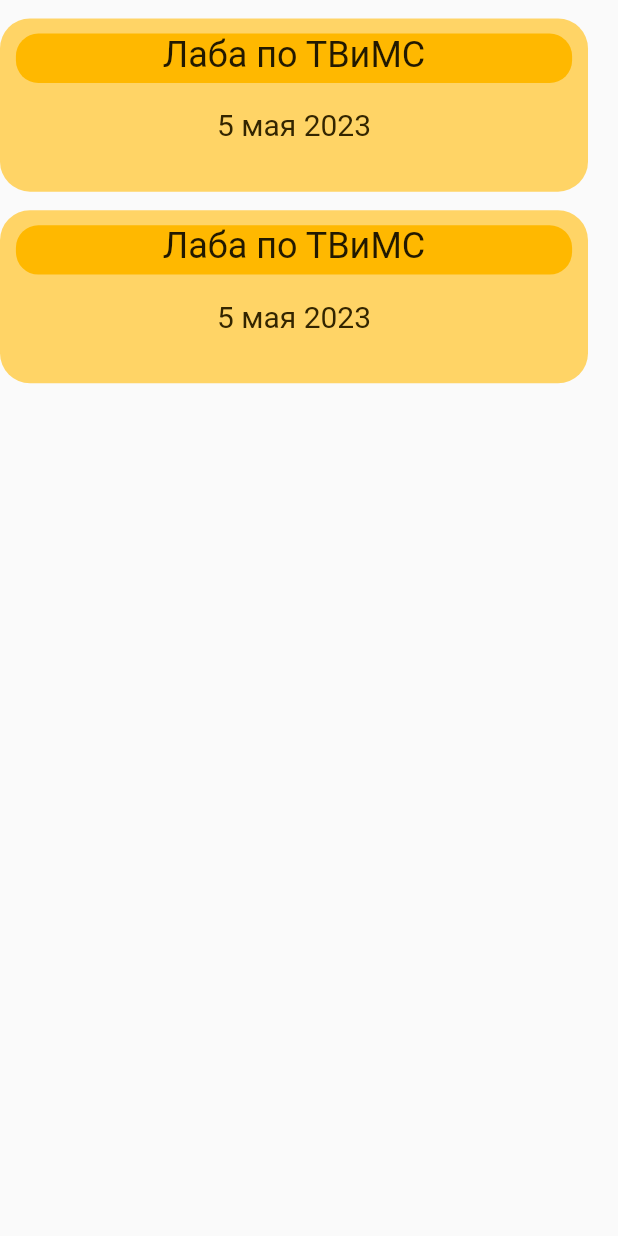
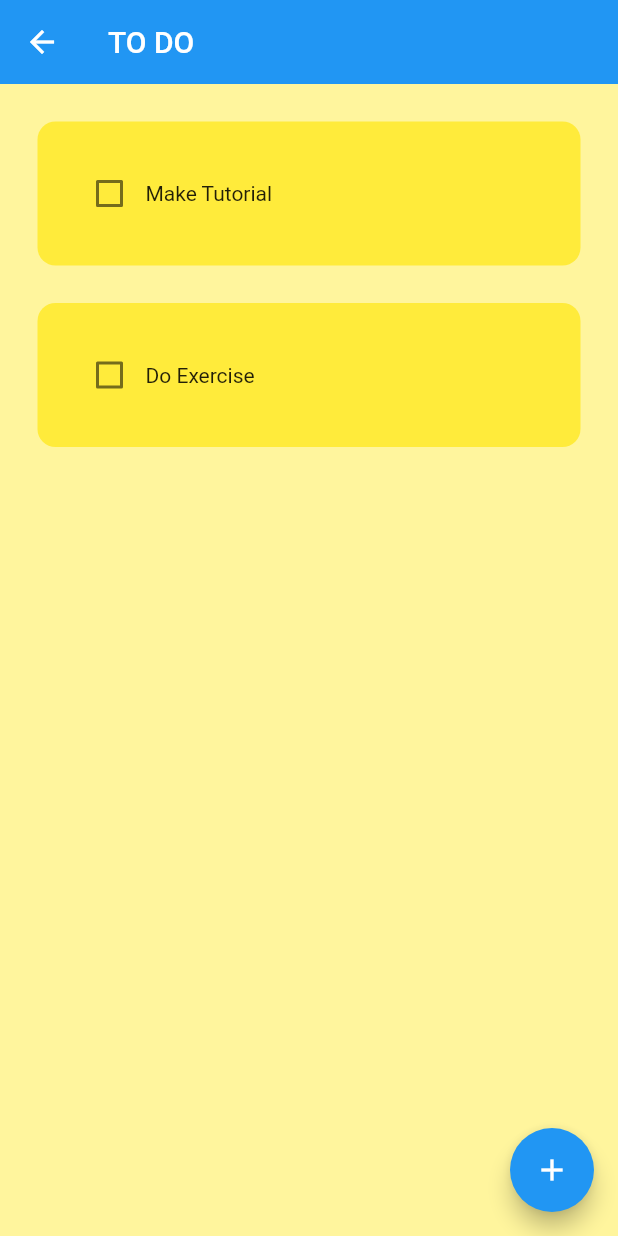
Before and after one commit to Ssstttaaasssiiikk/vkyrse, a Flutter app: the ToDoPattern screen opened directly, on a phone screen of 412 x 824 dp. Run offline on Flutter 3.47's test engine with Material 2 defaults, Android fonts, the phone set to English and light mode, and no system bars; drawn by our look-alikes of flutter_slidable; our stand-ins replace google_nav_bar, hive_flutter, table_calendar; accounts and stored records are empty.

Commit message:
коммит

```diff
--- a/lib/news/news_page.dart
+++ b/lib/news/news_page.dart
@@ -1,19 +1,29 @@
 import 'package:flutter/material.dart';
+import 'package:google_nav_bar/google_nav_bar.dart';
 import 'package:vkyrse/news/patterns/body.dart';
 import '../UI/colors.dart';
+import '../notifications/notifications_page.dart';
 import '../patterns/app_bar.dart';
-import 'package:google_nav_bar/google_nav_bar.dart';
+import '../timetable/time_table.dart';
+import '../todo/todo.dart';
 
-///https://www.youtube.com/watch?v=eIzzQprBrGs
-///реализация переключения страниц
+class NewsPage extends StatefulWidget {
+  const NewsPage({super.key});
+  @override
+  State<NewsPage> createState() => _NewsPage();
+}
 
-class NewsPage extends StatelessWidget {
-  const NewsPage({super.key});
-
+class _NewsPage extends State<NewsPage> {
+  int _index = 0;
+  final List<Widget> _page = [
+    const Body(),
+    const TimeTablePage(),
+    const ToDo(),
+    const Notifications(),
+  ];
   @override
   Widget build(BuildContext context) {
     return MaterialApp(
-      debugShowCheckedModeBanner: false,
       theme: ThemeData(
           scaffoldBackgroundColor: MyColors.myGrey,
           appBarTheme: const AppBarTheme(color: MyColors.myBlack),
@@ -21,25 +31,32 @@
               .textTheme
               .apply(bodyColor: MyColors.myBlack, fontFamily: "Google Sans"),
           visualDensity: VisualDensity.adaptivePlatformDensity),
-      home: const Scaffold(
-        appBar: MyAppBar(
-          pageName: 'Новости',
+      home: Scaffold(
+        appBar: const MyAppBar(
+          pageName: 'Вкурсе',
         ),
-        body: Body(),
+        body: IndexedStack(
+          index: _index,
+          children: _page,
+        ),
         bottomNavigationBar: GNav(
           gap: 8,
           activeColor: MyColors.myGrey,
           color: MyColors.myGrey,
           backgroundColor: MyColors.myBlack,
-          padding: EdgeInsets.all(18),
-          //tabMargin: EdgeInsets.all(1),
-          //tabBackgroundColor: Colors.grey,
-          tabs: [
+          padding: const EdgeInsets.all(18),
+          tabs: const [
             GButton(icon: Icons.home, text: 'новости'),
             GButton(icon: Icons.calendar_month, text: 'расписание'),
             GButton(icon: Icons.list_alt, text: 'задачи'),
             GButton(icon: Icons.notifications, text: 'уведомления')
           ],
+          selectedIndex: _index,
+          onTabChange: (index) {
+            setState(() {
+              _index = index;
+            });
+          },
         ),
       ),
     );
--- /dev/null
+++ b/lib/todo/data/database.dart
@@ -0,0 +1,26 @@
+import 'package:hive_flutter/hive_flutter.dart';
+
+class ToDoDataBase {
+  List toDoList = [];
+
+  // reference our box
+  final _myBox = Hive.box('mybox');
+
+  // run this method if this is the 1st time ever opening this app
+  void createInitialData() {
+    toDoList = [
+      ["Make Tutorial", false],
+      ["Do Exercise", false],
+    ];
+  }
+
+  // load the data from database
+  void loadData() {
+    toDoList = _myBox.get("TODOLIST");
+  }
+
+  // update the database
+  void updateDataBase() {
+    _myBox.put("TODOLIST", toDoList);
+  }
+}
--- a/lib/todo/pattern/todo_pattern.dart
+++ b/lib/todo/pattern/todo_pattern.dart
@@ -1,91 +1,100 @@
 import 'package:flutter/material.dart';
-import 'package:vkyrse/UI/colors.dart';
+import 'package:hive_flutter/hive_flutter.dart';
+import '../data/database.dart';
+import '../util/dialog_box.dart';
+import '../util/todo_tile.dart';
 
-class ToDoPattern extends StatelessWidget {
+class ToDoPattern extends StatefulWidget {
   const ToDoPattern({super.key});
+
+  @override
+  State<ToDoPattern> createState() => _HomePageState();
+}
+
+class _HomePageState extends State<ToDoPattern> {
+  // reference the hive box
+  final _myBox = Hive.box('mybox');
+  ToDoDataBase db = ToDoDataBase();
+
+  @override
+  void initState() {
+    // if this is the 1st time ever openin the app, then create default data
+    if (_myBox.get("TODOLIST") == null) {
+      db.createInitialData();
+    } else {
+      // there already exists data
+      db.loadData();
+    }
+
+    super.initState();
+  }
+
+  // text controller
+  final _controller = TextEditingController();
+
+  // checkbox was tapped
+  void checkBoxChanged(bool? value, int index) {
+    setState(() {
+      db.toDoList[index][1] = !db.toDoList[index][1];
+    });
+    db.updateDataBase();
+  }
+
+  // save new task
+  void saveNewTask() {
+    setState(() {
+      db.toDoList.add([_controller.text, false]);
+      _controller.clear();
+    });
+    Navigator.of(context).pop();
+    db.updateDataBase();
+  }
+
+  // create a new task
+  void createNewTask() {
+    showDialog(
+      context: context,
+      builder: (context) {
+        return DialogBox(
+          controller: _controller,
+          onSave: saveNewTask,
+          onCancel: () => Navigator.of(context).pop(),
+        );
+      },
+    );
+  }
+
+  // delete task
+  void deleteTask(int index) {
+    setState(() {
+      db.toDoList.removeAt(index);
+    });
+    db.updateDataBase();
+  }
+
   @override
   Widget build(BuildContext context) {
-    return Column(children: [
-      SizedBox(height: MediaQuery.of(context).size.width * 0.03),
-      Container(
-          decoration: BoxDecoration(
-              color: MyColors.white, borderRadius: BorderRadius.circular(20)),
-          width: MediaQuery.of(context).size.width - 20,
-          child: Column(
-              mainAxisAlignment: MainAxisAlignment.spaceBetween,
-              children: [
-                const SizedBox(height: 10),
-                Row(
-                  mainAxisAlignment: MainAxisAlignment.center,
-                  children: [
-                    Center(
-                      child: Container(
-                          height: MediaQuery.of(context).size.height * 0.04,
-                          width: MediaQuery.of(context).size.width * 0.9,
-                          decoration: BoxDecoration(
-                              color: MyColors.primaryYellow,
-                              borderRadius: BorderRadius.circular(15)),
-                          child: const Text(
-                            'Лаба по ТВиМС',
-                            style: TextStyle(fontSize: 24),
-                            textAlign: TextAlign.center,
-                          )),
-                    )
-                  ],
-                ),
-                SizedBox(height: MediaQuery.of(context).size.height * 0.02),
-                const Row(
-                    mainAxisAlignment: MainAxisAlignment.center,
-                    children: [
-                      Text(
-                        softWrap: true,
-                        '5 мая 2023',
-                        style: TextStyle(fontSize: 20, color: MyColors.black),
-                      )
-                    ]),
-                SizedBox(height: MediaQuery.of(context).size.height * 0.02),
-                SizedBox(height: MediaQuery.of(context).size.height * 0.02),
-              ])),
-      SizedBox(height: MediaQuery.of(context).size.width * 0.03),
-      Container(
-          decoration: BoxDecoration(
-              color: MyColors.white, borderRadius: BorderRadius.circular(20)),
-          width: MediaQuery.of(context).size.width - 20,
-          child: Column(
-              mainAxisAlignment: MainAxisAlignment.spaceBetween,
-              children: [
-                const SizedBox(height: 10),
-                Row(
-                  mainAxisAlignment: MainAxisAlignment.center,
-                  children: [
-                    Center(
-                      child: Container(
-                          height: MediaQuery.of(context).size.height * 0.04,
-                          width: MediaQuery.of(context).size.width * 0.9,
-                          decoration: BoxDecoration(
-                              color: MyColors.primaryYellow,
-                              borderRadius: BorderRadius.circular(15)),
-                          child: const Text(
-                            'Лаба по ТВиМС',
-                            style: TextStyle(fontSize: 24),
-                            textAlign: TextAlign.center,
-                          )),
-                    )
-                  ],
-                ),
-                SizedBox(height: MediaQuery.of(context).size.height * 0.02),
-                const Row(
-                    mainAxisAlignment: MainAxisAlignment.center,
-                    children: [
-                      Text(
-                        softWrap: true,
-                        '5 мая 2023',
-                        style: TextStyle(fontSize: 20, color: MyColors.black),
-                      )
-                    ]),
-                SizedBox(height: MediaQuery.of(context).size.height * 0.02),
-                SizedBox(height: MediaQuery.of(context).size.height * 0.02),
-              ]))
-    ]);
+    return Scaffold(
+      backgroundColor: Colors.yellow[200],
+      appBar: AppBar(
+        title: const Text('TO DO'),
+        elevation: 0,
+      ),
+      floatingActionButton: FloatingActionButton(
+        onPressed: createNewTask,
+        child: const Icon(Icons.add),
+      ),
+      body: ListView.builder(
+        itemCount: db.toDoList.length,
+        itemBuilder: (context, index) {
+          return ToDoTile(
+            taskName: db.toDoList[index][0],
+            taskCompleted: db.toDoList[index][1],
+            onChanged: (value) => checkBoxChanged(value, index),
+            deleteFunction: (context) => deleteTask(index),
+          );
+        },
+      ),
+    );
   }
 }
--- /dev/null
+++ b/lib/todo/util/todo_tile.dart
@@ -0,0 +1,64 @@
+import 'package:flutter/material.dart';
+import 'package:flutter_slidable/flutter_slidable.dart';
+
+class ToDoTile extends StatelessWidget {
+  final String taskName;
+  final bool taskCompleted;
+  Function(bool?)? onChanged;
+  Function(BuildContext)? deleteFunction;
+
+  ToDoTile({
+    super.key,
+    required this.taskName,
+    required this.taskCompleted,
+    required this.onChanged,
+    required this.deleteFunction,
+  });
+
+  @override
+  Widget build(BuildContext context) {
+    return Padding(
+      padding: const EdgeInsets.only(left: 25.0, right: 25, top: 25),
+      child: Slidable(
+        endActionPane: ActionPane(
+          motion: const StretchMotion(),
+          children: [
+            SlidableAction(
+              onPressed: deleteFunction,
+              icon: Icons.delete,
+              backgroundColor: Colors.red.shade300,
+              borderRadius: BorderRadius.circular(12),
+            )
+          ],
+        ),
+        child: Container(
+          padding: const EdgeInsets.all(24),
+          decoration: BoxDecoration(
+            color: Colors.yellow,
+            borderRadius: BorderRadius.circular(12),
+          ),
+          child: Row(
+            children: [
+              // checkbox
+              Checkbox(
+                value: taskCompleted,
+                onChanged: onChanged,
+                activeColor: Colors.black,
+              ),
+
+              // task name
+              Text(
+                taskName,
+                style: TextStyle(
+                  decoration: taskCompleted
+                      ? TextDecoration.lineThrough
+                      : TextDecoration.none,
+                ),
+              ),
+            ],
+          ),
+        ),
+      ),
+    );
+  }
+}
--- a/pubspec.yaml
+++ b/pubspec.yaml
@@ -13,6 +13,9 @@
   table_calendar: ^3.0.0
   intl: ^0.18.1
   google_nav_bar: ^5.0.6
+  get: ^4.6.5
+  hive_flutter: ^1.1.0
+  flutter_slidable: ^3.0.0
 
 dev_dependencies:
   flutter_test:
```
Also changed, not shown: lib/notifications/notifications_page.dart (+2 -7 lines), lib/timetable/time_table.dart (+17 -18 lines), lib/todo/todo.dart (+87 -20 lines), lib/todo/util/dialog_box.dart (added, +52 -0 lines), lib/todo/util/my_button.dart (added, +20 -0 lines), pubspec.lock.
